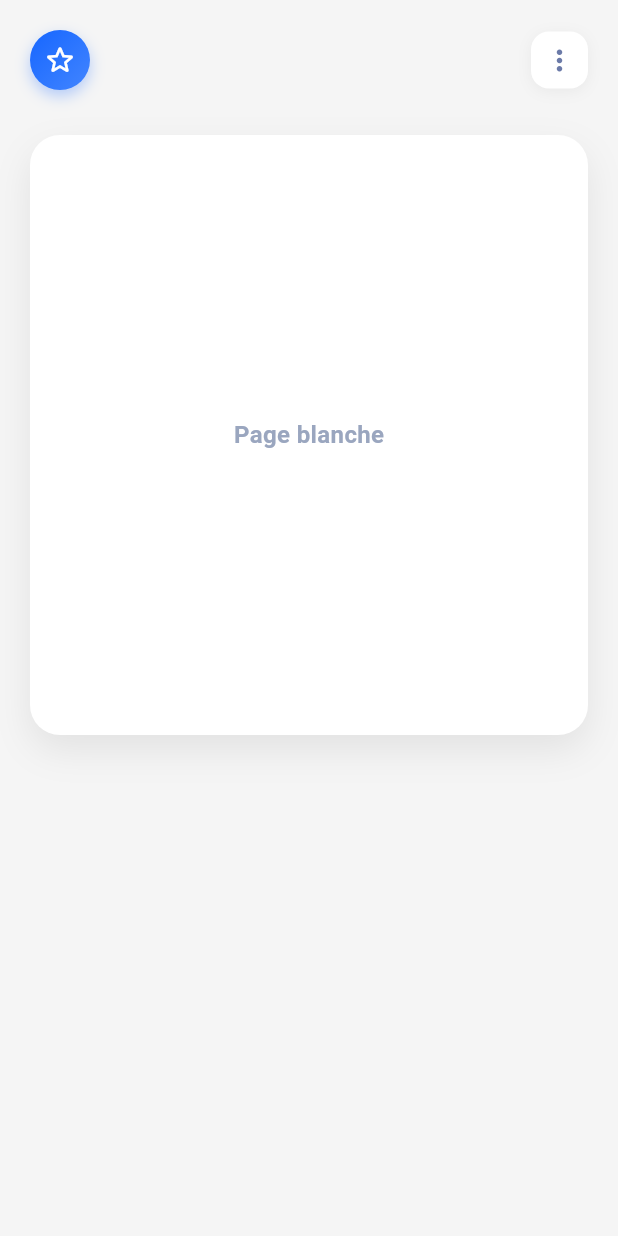
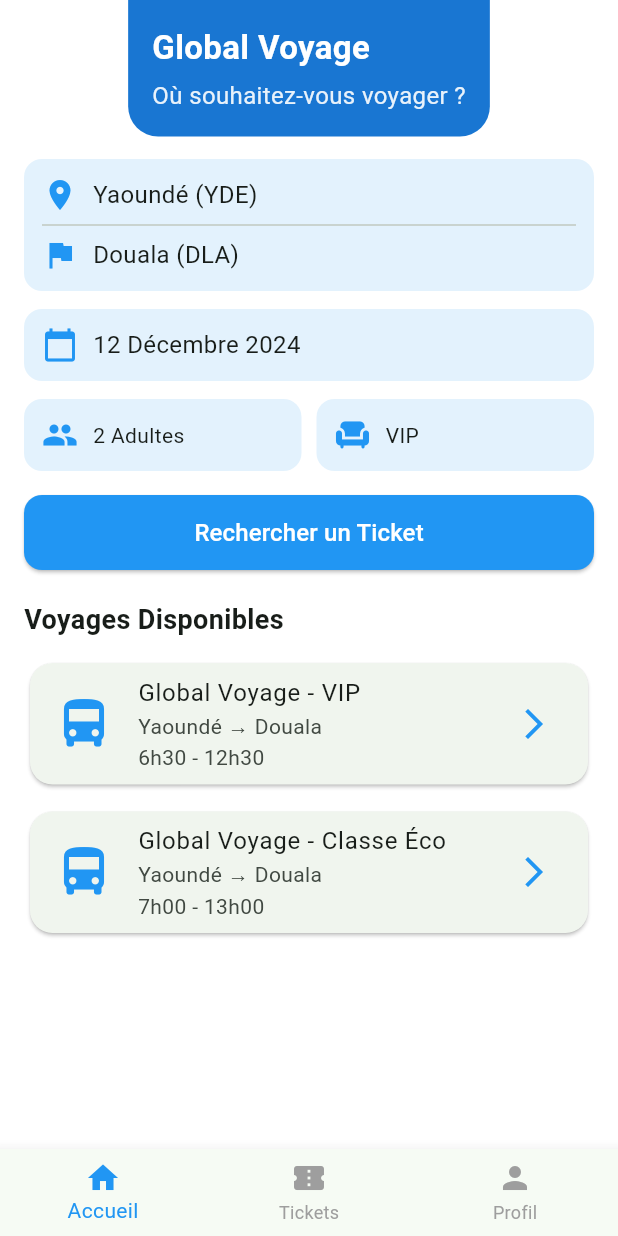
Before and after one commit to ngoocindy5-blip/Projets, a Flutter app: the ReservationPage screen opened directly, on a phone screen of 412 x 824 dp. Run offline on Flutter 3.47's test engine with Material 3 defaults, Android fonts, the phone set to English and light mode, and no system bars; our stand-ins replace cloud_firestore, firebase_auth, firebase_core; accounts and stored records are empty.

Commit message:
reservation

```diff
--- a/lib/main.dart
+++ b/lib/main.dart
@@ -1,3 +1,4 @@
+import 'package:bus_easy/screen/User%20screen/Auth/login.dart';
 import 'package:bus_easy/screen/admin/login.dart';
 import 'package:flutter/material.dart';
 import 'package:flutter/foundation.dart' show kIsWeb;
@@ -31,7 +32,7 @@ class GlobalVoyagesApp extends StatelessWidget {
         fontFamily: 'Roboto',
       ),
 
-      home: kIsWeb ? const AdminLoginPage() : const LandingPage(),
+      home: kIsWeb ? const LandingPage() : const LoginScreen(),
     );
   }
 }
--- a/lib/screen/User screen/Home/Home_page.dart
+++ b/lib/screen/User screen/Home/Home_page.dart
@@ -190,7 +190,7 @@ class _WelcomeCard extends StatelessWidget {
             child: ElevatedButton(
               onPressed: onPay,
               style: ElevatedButton.styleFrom(
-                backgroundColor: const Color(0xFF1666FF),
+                backgroundColor: const Color(0xDA16B5FF),
                 shape: RoundedRectangleBorder(
                   borderRadius: BorderRadius.circular(14),
                 ),
--- a/lib/screen/User screen/Reservations/reservation.dart
+++ b/lib/screen/User screen/Reservations/reservation.dart
@@ -6,81 +6,229 @@ class ReservationPage extends StatelessWidget {
   @override
   Widget build(BuildContext context) {
     return Scaffold(
-      backgroundColor: Colors.grey[100], // fond clair, cohérent avec ton thème
+      backgroundColor: Colors.white,
       body: SafeArea(
-        child: ListView(
-          padding: const EdgeInsets.all(20),
+        child: Column(
           children: [
-            // TopBar minimaliste (optionnel)
-            Row(
+            // HEADER
+            Container(
+              padding: const EdgeInsets.all(16),
+              decoration: BoxDecoration(
+                color: Colors.blue[700],
+                borderRadius: const BorderRadius.only(
+                  bottomLeft: Radius.circular(20),
+                  bottomRight: Radius.circular(20),
+                ),
+              ),
+              child: Column(
+                crossAxisAlignment: CrossAxisAlignment.start,
                 children: [
-                Container(
-                  width: 40,
-                  height: 40,
-                  decoration: BoxDecoration(
-                    shape: BoxShape.circle,
-                    gradient: const LinearGradient(
-                      colors: [Color(0xFF1666FF), Color(0xFF4285FF)],
-                      begin: Alignment.topLeft,
-                      end: Alignment.bottomRight,
+                  const Text(
+                    "Global Voyage",
+                    style: TextStyle(
+                      color: Colors.white,
+                      fontSize: 22,
+                      fontWeight: FontWeight.bold,
                     ),
-                    boxShadow: [
-                      BoxShadow(
-                        color: const Color(0xFF1666FF).withOpacity(0.3),
-                        blurRadius: 8,
-                        offset: const Offset(0, 4),
+                  ),
+                  const SizedBox(height: 5),
+                  Text(
+                    "Où souhaitez-vous voyager ?",
+                    style: TextStyle(
+                      color: Colors.white.withOpacity(0.9),
+                      fontSize: 16,
+                    ),
                   ),
                 ],
               ),
-                  child: const Icon(Icons.star_border_rounded, color: Colors.white),
             ),
-                const Spacer(),
+
+            const SizedBox(height: 15),
+
+            // FORMULAIRE
+            Padding(
+              padding: const EdgeInsets.symmetric(horizontal: 16),
+              child: Column(
+                children: [
+                  // Champs départ / arrivée
                   Container(
-                  padding: const EdgeInsets.all(8),
+                    padding: const EdgeInsets.all(12),
                     decoration: BoxDecoration(
-                    color: Colors.white,
                       borderRadius: BorderRadius.circular(12),
-                    boxShadow: [
-                      BoxShadow(
-                        color: Colors.black.withOpacity(.05),
-                        blurRadius: 8,
-                        offset: const Offset(0, 2),
+                      color: Colors.blue[50],
+                    ),
+                    child: Column(
+                      children: [
+                        Row(
+                          children: const [
+                            Icon(Icons.location_on, color: Colors.blue),
+                            SizedBox(width: 10),
+                            Expanded(
+                              child: Text(
+                                "Yaoundé (YDE)",
+                                style: TextStyle(fontSize: 16),
+                              ),
                             ),
                           ],
                         ),
-                  child: const Icon(Icons.more_vert_rounded, color: Color(0xFF6B7AA8), size: 22),
+                        const Divider(),
+                        Row(
+                          children: const [
+                            Icon(Icons.flag, color: Colors.blue),
+                            SizedBox(width: 10),
+                            Expanded(
+                              child: Text(
+                                "Douala (DLA)",
+                                style: TextStyle(fontSize: 16),
+                              ),
                             ),
                           ],
                         ),
-            const SizedBox(height: 30),
-
-            // Zone principale vide
-            Container(
-              height: 400,
-              decoration: BoxDecoration(
-                color: Colors.white,
-                borderRadius: BorderRadius.circular(20),
-                boxShadow: [
-                  BoxShadow(
-                    color: Colors.black.withOpacity(.08),
-                    blurRadius: 20,
-                    offset: const Offset(0, 10),
-                  ),
                       ],
                     ),
-              child: const Center(
-                child: Text(
-                  "Page blanche",
-                  style: TextStyle(
-                    color: Color(0xFF9AA6BF),
-                    fontSize: 16,
-                    fontWeight: FontWeight.w600,
                   ),
+
+                  const SizedBox(height: 12),
+
+                  // Date du voyage
+                  Container(
+                    padding: const EdgeInsets.all(12),
+                    decoration: BoxDecoration(
+                      borderRadius: BorderRadius.circular(12),
+                      color: Colors.blue[50],
+                    ),
+                    child: Row(
+                      children: const [
+                        Icon(Icons.calendar_today, color: Colors.blue),
+                        SizedBox(width: 10),
+                        Text("12 Décembre 2024",
+                            style: TextStyle(fontSize: 16)),
+                      ],
+                    ),
+                  ),
+
+                  const SizedBox(height: 12),
+
+                  // Passagers + Classe
+                  Row(
+                    children: [
+                      Expanded(
+                        child: Container(
+                          padding: const EdgeInsets.all(12),
+                          decoration: BoxDecoration(
+                            borderRadius: BorderRadius.circular(12),
+                            color: Colors.blue[50],
+                          ),
+                          child: Row(
+                            children: const [
+                              Icon(Icons.people, color: Colors.blue),
+                              SizedBox(width: 10),
+                              Text("2 Adultes"),
+                            ],
+                          ),
+                        ),
+                      ),
+                      const SizedBox(width: 10),
+                      Expanded(
+                        child: Container(
+                          padding: const EdgeInsets.all(12),
+                          decoration: BoxDecoration(
+                            borderRadius: BorderRadius.circular(12),
+                            color: Colors.blue[50],
+                          ),
+                          child: Row(
+                            children: const [
+                              Icon(Icons.chair, color: Colors.blue),
+                              SizedBox(width: 10),
+                              Text("VIP"),
+                            ],
                           ),
                         ),
                       ),
                     ],
                   ),
+
+                  const SizedBox(height: 16),
+
+                  // Bouton recherche
+                  ElevatedButton(
+                    onPressed: () {},
+                    style: ElevatedButton.styleFrom(
+                      backgroundColor: Colors.blue,
+                      minimumSize: const Size(double.infinity, 50),
+                      shape: RoundedRectangleBorder(
+                        borderRadius: BorderRadius.circular(12),
+                      ),
+                    ),
+                    child: const Text(
+                      "Rechercher un Ticket",
+                      style: TextStyle(fontSize: 16, color: Colors.white),
+                    ),
+                  ),
+                ],
+              ),
+            ),
+
+            const SizedBox(height: 20),
+
+            // Résultats
+            Expanded(
+              child: ListView(
+                padding: const EdgeInsets.symmetric(horizontal: 16),
+                children: [
+                  const Text(
+                    "Voyages Disponibles",
+                    style: TextStyle(fontSize: 18, fontWeight: FontWeight.bold),
+                  ),
+                  const SizedBox(height: 12),
+                  // Exemple Bus 1
+                  Card(
+                    shape: RoundedRectangleBorder(
+                      borderRadius: BorderRadius.circular(15),
+                    ),
+                    child: ListTile(
+                      leading: const Icon(Icons.directions_bus,
+                          color: Colors.blue, size: 40),
+                      title: const Text("Global Voyage - VIP"),
+                      subtitle: const Text("Yaoundé → Douala\n6h30 - 12h30"),
+                      trailing: const Icon(Icons.arrow_forward_ios,
+                          color: Colors.blue),
+                    ),
+                  ),
+                  const SizedBox(height: 10),
+                  // Exemple Bus 2
+                  Card(
+                    shape: RoundedRectangleBorder(
+                      borderRadius: BorderRadius.circular(15),
+                    ),
+                    child: ListTile(
+                      leading: const Icon(Icons.directions_bus,
+                          color: Colors.blue, size: 40),
+                      title: const Text("Global Voyage - Classe Éco"),
+                      subtitle: const Text("Yaoundé → Douala\n7h00 - 13h00"),
+                      trailing: const Icon(Icons.arrow_forward_ios,
+                          color: Colors.blue),
+                    ),
+                  ),
+                ],
+              ),
+            ),
+          ],
+        ),
+      ),
+
+      // Navigation bas de page
+      bottomNavigationBar: BottomNavigationBar(
+        selectedItemColor: Colors.blue,
+        unselectedItemColor: Colors.grey,
+        items: const [
+          BottomNavigationBarItem(
+              icon: Icon(Icons.home), label: "Accueil"),
+          BottomNavigationBarItem(
+              icon: Icon(Icons.confirmation_number), label: "Tickets"),
+          BottomNavigationBarItem(
+              icon: Icon(Icons.person), label: "Profil"),
+        ],
       ),
     );
   }
```
Lines whose indentation alone changed are shown as unchanged.
